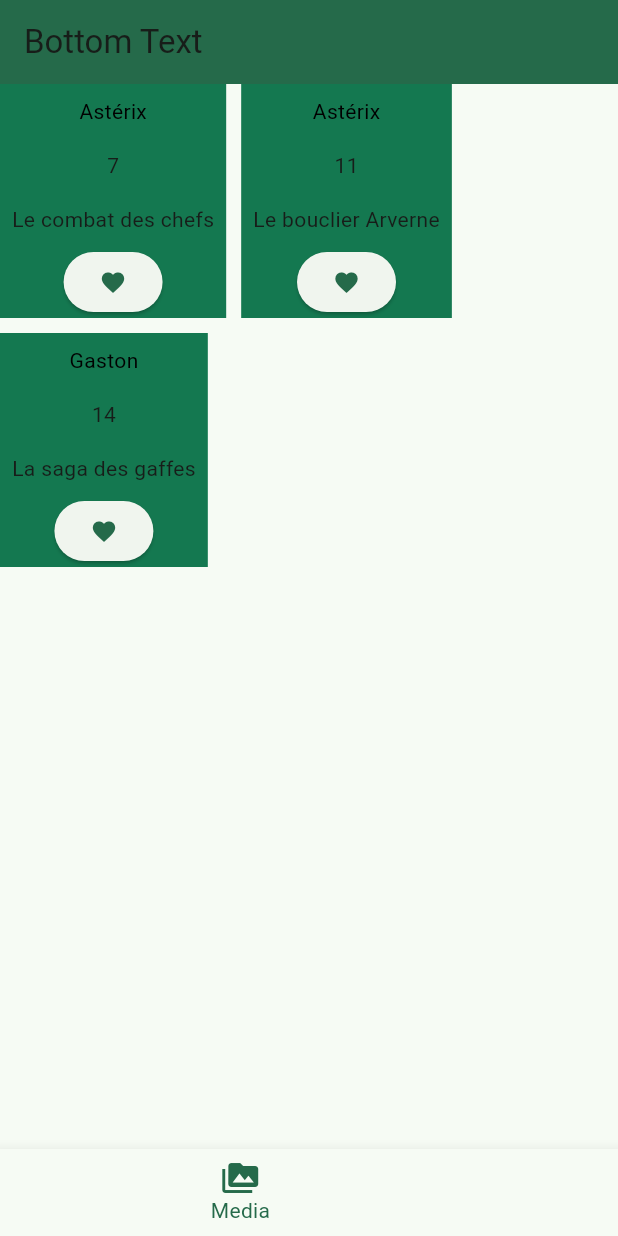
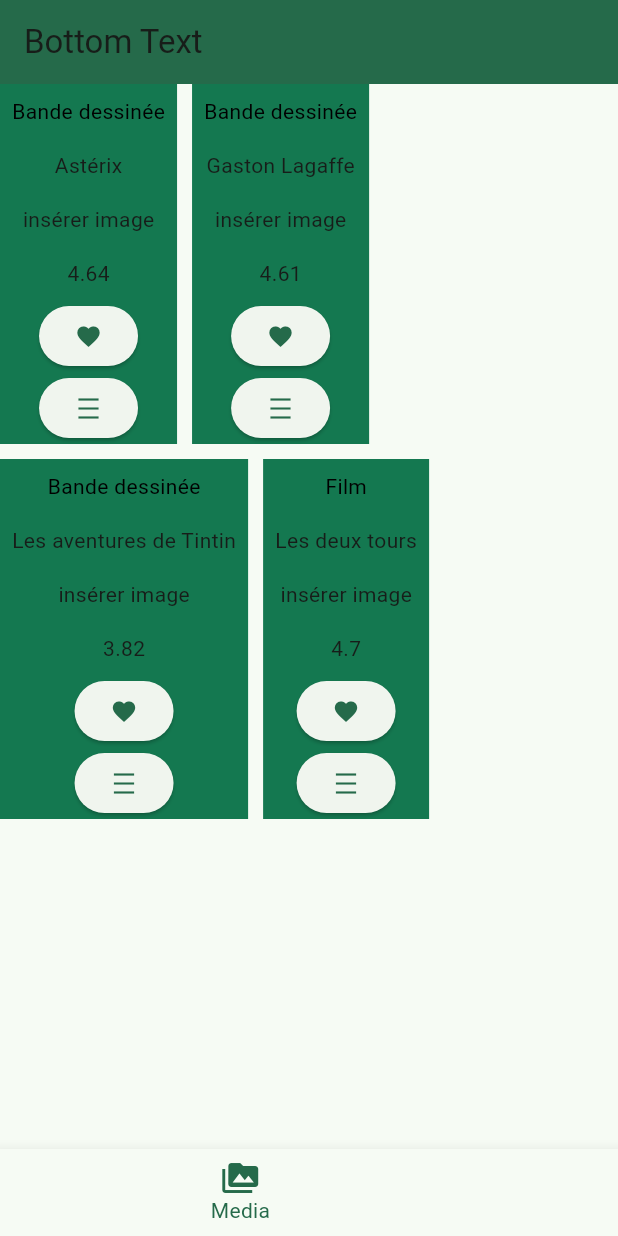
Before and after one commit to DenisDagbert/AMSE_Denis_Dagbert, a Flutter app: the screen it shows after launch, item 2 of the bottom bar chosen, after a tap on the "favorite" icon, on a phone screen of 412 x 824 dp. Run offline on Flutter 3.47's test engine with Material 3 defaults, Android fonts, the phone set to English and light mode, and no system bars.

Commit message:
Added "more info" button, changed how I store medias to have different types of media

```diff
--- a/tp1/lib/main.dart
+++ b/tp1/lib/main.dart
@@ -4,17 +4,30 @@ import 'package:flutter/material.dart';
 import 'package:provider/provider.dart';
 //import 'package:english_words/english_words.dart';
 
-
-/// Flutter code sample for [BottomNavigationBar].
-
 void main() => runApp(const BottomNavigationBarExampleApp());
 
-//creating small database  manually
-BandeDessinee bd1 = new BandeDessinee('Astérix',7,'Le combat des chefs','Uderzo - Goscinny',1966,4.61);
-BandeDessinee bd2 = new BandeDessinee('Astérix',11,'Le bouclier Arverne','Uderzo - Goscinny',1968,4.61);
-BandeDessinee bd3 = new BandeDessinee('Gaston',14,'La saga des gaffes','Franquin',1982,4.61);
-var favorites = <BandeDessinee>[];
-var media = <BandeDessinee>[bd1,bd2,bd3];
+//creating small database manually (old)
+BandeDessinee asterix = BandeDessinee('Astérix',7,'Le combat des chefs','Uderzo - Goscinny',1966,4.61);
+BandeDessinee les_aventures_de_tintin = BandeDessinee('Les aventures de Tintin',2,'Tintin au congo','Hergé',1960,3.82);
+BandeDessinee gaston_lagaffe = BandeDessinee('Gaston',14,'La saga des gaffes','Franquin',1982,4.61);
+
+Film les_deux_tours = Film('Les deux tours',183,'Peter Jackson',2003,4.7);
+
+//var favorites = <BandeDessinee>[];
+//var bd = <BandeDessinee>[bd1Old,bd2Old,bd3Old];
+//var film = <Film>[f1Old];
+
+//var media = <BandeDessinee>[bd1,bd2,bd3];
+//List<Object> media = [...bd,...film];
+
+//the new database
+Media bd1 = Media("Bande dessinée", "Astérix", 4.64,"asterix");
+Media bd2 = Media("Bande dessinée", "Gaston Lagaffe", 4.61,"gaston_lagaffe");
+Media bd3 = Media("Bande dessinée", "Les aventures de Tintin", 3.82,"les_aventures_de_tintin");
+Media f1 = Media("Film", "Les deux tours", 4.7,"les_deux_tours");
+
+var media = [bd1,bd2,bd3,f1];
+var favorites = <Media>[];
 
 class BottomNavigationBarExampleApp extends StatelessWidget {
   const BottomNavigationBarExampleApp({super.key});
@@ -177,7 +190,7 @@ class FavoritesPage extends StatelessWidget {
         Wrap(
           spacing: 10, // Horizontal space
           runSpacing: 10, // Vertical space
-          children: favorites.map((bd) => bd.widgetBD(context)).toList(),
+          children: favorites.map((bd) => bd.toWidget(context)).toList(),
         )
 
         /*for (var bd in favorites)
@@ -206,12 +219,106 @@ class MediaPage extends StatelessWidget{
         Wrap(
           spacing: 10, // Horizontal space
           runSpacing: 10, // Vertical space
-          children: media.map((bd) => bd.widgetBD(context)).toList(),
+          children: media.map((m) => m.toWidget(context)).toList(),
         )
       ],
     );
   }
 }
+
+//creating a class media
+
+class Media{
+  String type = "";
+  String titre = "";
+  String image = "insérer image";
+  double note = 0;
+  String id = "";
+
+  Media(String ty, String ti, double n, String i){
+    type = ty;
+    titre = ti;
+    note = n;
+    id = i;
+  }
+
+  Widget toWidget(BuildContext context ){
+      var appState = context.watch<MyAppState>();
+      return
+        Container(
+          color : const Color.fromARGB(255, 20, 120, 80),
+          child: Column(
+
+            children: [
+              Padding(
+                padding: const EdgeInsets.all(8),
+                child: Text(
+                  type,
+                  style: TextStyle(color: const Color.fromARGB(255, 0, 0, 0)),
+                ),
+              ),
+              Padding(
+                padding: const EdgeInsets.all(8),
+                child: Text(
+                  titre,
+                ),
+              ),
+              Padding(
+                padding: const EdgeInsets.all(8),
+                child: Text(
+                  image,
+                ),
+              ),
+              Padding(
+                padding: const EdgeInsets.all(8),
+                child: Text(
+                  note.toString(),
+                ),
+              ),
+              ElevatedButton.icon(
+                onPressed: () {
+                    appState.toggleFavorite(this);
+                  },
+                label: Icon(Icons.favorite)),
+              ElevatedButton.icon(
+                onPressed: () {
+                    //show more info
+                    showDialog(
+                      context: context,
+                      builder: (BuildContext context) {
+                        return AlertDialog(
+                          title: Text(titre),
+                          content: Column(
+                            //mainAxisSize: MainAxisSize.min,
+                            children: [
+                              Text("Type: $type"),
+                              Text("Titre: $titre"),
+                              Text("Note: $note"),
+
+                              //the goal here will be to open a .json file named id.json
+                              //to get the info and display them.
+                              //it will also be necessary to open a .png file named id.png
+
+                            ],
+                          ),
+                          actions: [
+                            TextButton(
+                              onPressed: () {
+                                Navigator.of(context).pop(); // Close the popup
+                              },
+                              child: Text("Close"),
+                            ),
+                          ],
+                        );
+                      },
+                    );
+                  },
+                label: Icon(Icons.density_medium)),
+            ]
+          ),
+        );
+    }
+  }
 
 //creating a class bandeDessinee
 
@@ -232,7 +339,7 @@ class BandeDessinee{
     note = n;
   }
 
-  Widget widgetBD(BuildContext context ){
+  Widget toWidget(BuildContext context ){
     var appState = context.watch<MyAppState>();
     return
       Container(
@@ -267,13 +374,60 @@ class BandeDessinee{
           ]
         ),
       );
-      /*Padding(
-        padding: const EdgeInsets.all(8),
-        child: TextSpan(
-          children: <TextSpan>[
-            TextSpan(text: 'hello', style: TextStyle(color: Colors.red)),
+  }
+}
+
+//creating a class film
+
+class Film{
+  String titreFilm = "";
+  int duree = 0;
+  String realisateur = "";
+  int date = 0;
+  double note = 0;
+
+  Film(String tF, int du, String r, int da, double n){
+    titreFilm = tF;
+    duree = da;
+    realisateur = r;
+    date = da;
+    note = n;
+  }
+
+  Widget toWidget(BuildContext context ){
+    var appState = context.watch<MyAppState>();
+    return
+      Container(
+        color : const Color.fromARGB(255, 20, 120, 80),
+        child: Column(
+
+          children: [
+            Padding(
+              padding: const EdgeInsets.all(8),
+              child: Text(
+                titreFilm,
+                style: TextStyle(color: const Color.fromARGB(255, 0, 0, 0)),
+              ),
+            ),
+            Padding(
+              padding: const EdgeInsets.all(8),
+              child: Text(
+                duree.toString(),
+              ),
+            ),
+            Padding(
+              padding: const EdgeInsets.all(8),
+              child: Text(
+                realisateur,
+              ),
+            ),
+            ElevatedButton.icon(
+              onPressed: () {
+                  appState.toggleFavorite(this);
+                },
+              label: Icon(Icons.favorite)),
           ]
         ),
-      )*/
+      );
   }
 }
```
